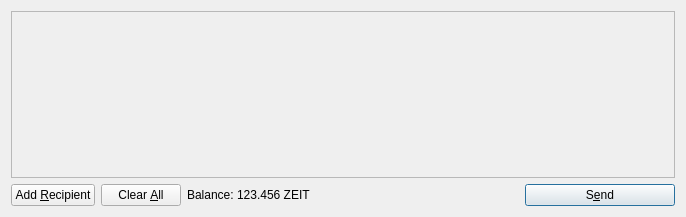
Before: the Qt Designer form src/qt/forms/sendcoinsdialog.ui in zeitcoinmovement/zeitcoin, drawn with Qt 5.
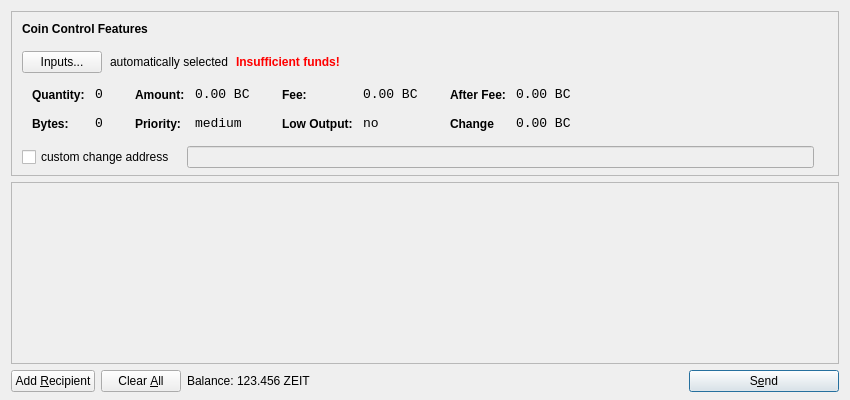
After: the same form once the commit is applied. Icons and pictures are not drawn.

Commit message: CoinControl features added

Diff of the .ui file:
```diff
--- a/src/qt/forms/sendcoinsdialog.ui
+++ b/src/qt/forms/sendcoinsdialog.ui
@@ -6,14 +6,615 @@
    <rect>
     <x>0</x>
     <y>0</y>
-    <width>686</width>
-    <height>217</height>
+    <width>850</width>
+    <height>400</height>
    </rect>
   </property>
   <property name="windowTitle">
    <string>Send Coins</string>
   </property>
-  <layout class="QVBoxLayout" name="verticalLayout">
+   <layout class="QVBoxLayout" name="verticalLayout" stretch="0,1,0">
+   <property name="bottomMargin">
+    <number>8</number>
+   </property>
+   <item>
+    <widget class="QFrame" name="frameCoinControl">
+     <property name="sizePolicy">
+      <sizepolicy hsizetype="Expanding" vsizetype="Expanding">
+       <horstretch>0</horstretch>
+       <verstretch>0</verstretch>
+      </sizepolicy>
+     </property>
+     <property name="maximumSize">
+      <size>
+       <width>16777215</width>
+       <height>16777215</height>
+      </size>
+     </property>
+     <property name="frameShape">
+      <enum>QFrame::StyledPanel</enum>
+     </property>
+     <property name="frameShadow">
+      <enum>QFrame::Sunken</enum>
+     </property>
+     <layout class="QVBoxLayout" name="verticalLayoutCoinControl2">
+      <property name="spacing">
+       <number>-1</number>
+      </property>
+      <property name="leftMargin">
+       <number>0</number>
+      </property>
+      <property name="topMargin">
+       <number>0</number>
+      </property>
+      <property name="rightMargin">
+       <number>0</number>
+      </property>
+      <property name="bottomMargin">
+       <number>6</number>
+      </property>
+      <item>
+       <layout class="QVBoxLayout" name="verticalLayoutCoinControl" stretch="0,0,0,0,1">
+        <property name="spacing">
+         <number>0</number>
+        </property>
+        <property name="leftMargin">
+         <number>10</number>
+        </property>
+        <property name="topMargin">
+         <number>10</number>
+        </property>
+        <item>
+         <layout class="QHBoxLayout" name="horizontalLayoutCoinControl1">
+          <property name="bottomMargin">
+           <number>15</number>
+          </property>
+          <item>
+           <widget class="QLabel" name="labelCoinControlFeatures">
+            <property name="sizePolicy">
+             <sizepolicy hsizetype="Preferred" vsizetype="Maximum">
+              <horstretch>0</horstretch>
+              <verstretch>0</verstretch>
+             </sizepolicy>
+            </property>
+            <property name="font">
+             <font>
+              <weight>75</weight>
+              <bold>true</bold>
+             </font>
+            </property>
+            <property name="styleSheet">
+             <string notr="true">font-weight:bold;</string>
+            </property>
+            <property name="text">
+             <string>Coin Control Features</string>
+            </property>
+           </widget>
+          </item>
+         </layout>
+        </item>
+        <item>
+         <layout class="QHBoxLayout" name="horizontalLayoutCoinControl2" stretch="0,0,0,0">
+          <property name="spacing">
+           <number>8</number>
+          </property>
+          <property name="bottomMargin">
+           <number>10</number>
+          </property>
+          <item>
+           <widget class="QPushButton" name="pushButtonCoinControl">
+            <property name="styleSheet">
+             <string notr="true"/>
+            </property>
+            <property name="text">
+             <string>Inputs...</string>
+            </property>
+           </widget>
+          </item>
+          <item>
+           <widget class="QLabel" name="labelCoinControlAutomaticallySelected">
+            <property name="text">
+             <string>automatically selected</string>
+            </property>
+            <property name="margin">
+             <number>5</number>
+            </property>
+           </widget>
+          </item>
+          <item>
+           <widget class="QLabel" name="labelCoinControlInsuffFunds">
+            <property name="font">
+             <font>
+              <weight>75</weight>
+              <bold>true</bold>
+             </font>
+            </property>
+            <property name="styleSheet">
+             <string notr="true">color:red;font-weight:bold;</string>
+            </property>
+            <property name="text">
+             <string>Insufficient funds!</string>
+            </property>
+            <property name="margin">
+             <number>5</number>
+            </property>
+           </widget>
+          </item>
+          <item>
+           <spacer name="horizontalSpacerCoinControl">
+            <property name="orientation">
+             <enum>Qt::Horizontal</enum>
+            </property>
+            <property name="sizeHint" stdset="0">
+             <size>
+              <width>40</width>
+              <height>1</height>
+             </size>
+            </property>
+           </spacer>
+          </item>
+         </layout>
+        </item>
+        <item>
+         <widget class="QWidget" name="widgetCoinControl" native="true">
+          <property name="sizePolicy">
+           <sizepolicy hsizetype="Preferred" vsizetype="Preferred">
+            <horstretch>0</horstretch>
+            <verstretch>0</verstretch>
+           </sizepolicy>
+          </property>
+          <property name="minimumSize">
+           <size>
+            <width>0</width>
+            <height>0</height>
+           </size>
+          </property>
+          <property name="styleSheet">
+           <string notr="true"/>
+          </property>
+          <layout class="QHBoxLayout" name="horizontalLayoutCoinControl5">
+           <property name="margin">
+            <number>0</number>
+           </property>
+           <item>
+            <layout class="QHBoxLayout" name="horizontalLayoutCoinControl3" stretch="0,0,0,1">
+             <property name="spacing">
+              <number>20</number>
+             </property>
+             <property name="topMargin">
+              <number>0</number>
+             </property>
+             <property name="bottomMargin">
+              <number>10</number>
+             </property>
+             <item>
+              <layout class="QFormLayout" name="formLayoutCoinControl1">
+               <property name="horizontalSpacing">
+                <number>10</number>
+               </property>
+               <property name="verticalSpacing">
+                <number>14</number>
+               </property>
+               <property name="leftMargin">
+                <number>10</number>
+               </property>
+               <property name="topMargin">
+                <number>4</number>
+               </property>
+               <property name="rightMargin">
+                <number>6</number>
+               </property>
+               <item row="0" column="0">
+                <widget class="QLabel" name="labelCoinControlQuantityText">
+                 <property name="styleSheet">
+                  <string notr="true">font-weight:bold;</string>
+                 </property>
+                 <property name="text">
+                  <string>Quantity:</string>
+                 </property>
+                 <property name="margin">
+                  <number>0</number>
+                 </property>
+                </widget>
+               </item>
+               <item row="0" column="1">
+                <widget class="QLabel" name="labelCoinControlQuantity">
+                 <property name="font">
+                  <font>
+                   <family>Monospace</family>
+                   <pointsize>10</pointsize>
+                  </font>
+                 </property>
+                 <property name="cursor">
+                  <cursorShape>IBeamCursor</cursorShape>
+                 </property>
+                 <property name="contextMenuPolicy">
+                  <enum>Qt::ActionsContextMenu</enum>
+                 </property>
+                 <property name="text">
+                  <string>0</string>
+                 </property>
+                 <property name="margin">
+                  <number>0</number>
+                 </property>
+                 <property name="textInteractionFlags">
+                  <set>Qt::LinksAccessibleByMouse|Qt::TextSelectableByKeyboard|Qt::TextSelectableByMouse</set>
+                 </property>
+                </widget>
+               </item>
+               <item row="1" column="0">
+                <widget class="QLabel" name="labelCoinControlBytesText">
+                 <property name="styleSheet">
+                  <string notr="true">font-weight:bold;</string>
+                 </property>
+                 <property name="text">
+                  <string>Bytes:</string>
+                 </property>
+                </widget>
+               </item>
+               <item row="1" column="1">
+                <widget class="QLabel" name="labelCoinControlBytes">
+                 <property name="font">
+                  <font>
+                   <family>Monospace</family>
+                   <pointsize>10</pointsize>
+                  </font>
+                 </property>
+                 <property name="cursor">
+                  <cursorShape>IBeamCursor</cursorShape>
+                 </property>
+                 <property name="contextMenuPolicy">
+                  <enum>Qt::ActionsContextMenu</enum>
+                 </property>
+                 <property name="text">
+                  <string>0</string>
+                 </property>
+                 <property name="textInteractionFlags">
+                  <set>Qt::LinksAccessibleByMouse|Qt::TextSelectableByKeyboard|Qt::TextSelectableByMouse</set>
+                 </property>
+                </widget>
+               </item>
+              </layout>
+             </item>
+             <item>
+              <layout class="QFormLayout" name="formLayoutCoinControl2">
+               <property name="horizontalSpacing">
+                <number>10</number>
+               </property>
+               <property name="verticalSpacing">
+                <number>14</number>
+               </property>
+               <property name="leftMargin">
+                <number>6</number>
+               </property>
+               <property name="topMargin">
+                <number>4</number>
+               </property>
+               <property name="rightMargin">
+                <number>6</number>
+               </property>
+               <item row="0" column="0">
+                <widget class="QLabel" name="labelCoinControlAmountText">
+                 <property name="styleSheet">
+                  <string notr="true">font-weight:bold;</string>
+                 </property>
+                 <property name="text">
+                  <string>Amount:</string>
+                 </property>
+                 <property name="margin">
+                  <number>0</number>
+                 </property>
+                </widget>
+               </item>
+               <item row="0" column="1">
+                <widget class="QLabel" name="labelCoinControlAmount">
+                 <property name="font">
+                  <font>
+                   <family>Monospace</family>
+                   <pointsize>10</pointsize>
+                  </font>
+                 </property>
+                 <property name="cursor">
+                  <cursorShape>IBeamCursor</cursorShape>
+                 </property>
+                 <property name="contextMenuPolicy">
+                  <enum>Qt::ActionsContextMenu</enum>
+                 </property>
+                 <property name="text">
+                  <string>0.00 BC</string>
+                 </property>
+                 <property name="textInteractionFlags">
+                  <set>Qt::LinksAccessibleByMouse|Qt::TextSelectableByKeyboard|Qt::TextSelectableByMouse</set>
+                 </property>
+                </widget>
+               </item>
+               <item row="1" column="0">
+                <widget class="QLabel" name="labelCoinControlPriorityText">
+                 <property name="styleSheet">
+                  <string notr="true">font-weight:bold;</string>
+                 </property>
+                 <property name="text">
+                  <string>Priority:</string>
+                 </property>
+                </widget>
+               </item>
+               <item row="1" column="1">
+                <widget class="QLabel" name="labelCoinControlPriority">
+                 <property name="font">
+                  <font>
+                   <family>Monospace</family>
+                   <pointsize>10</pointsize>
+                  </font>
+                 </property>
+                 <property name="cursor">
+                  <cursorShape>IBeamCursor</cursorShape>
+                 </property>
+                 <property name="contextMenuPolicy">
+                  <enum>Qt::ActionsContextMenu</enum>
+                 </property>
+                 <property name="text">
+                  <string>medium</string>
+                 </property>
+                 <property name="textInteractionFlags">
+                  <set>Qt::LinksAccessibleByMouse|Qt::TextSelectableByKeyboard|Qt::TextSelectableByMouse</set>
+                 </property>
+                </widget>
+               </item>
+              </layout>
+             </item>
+             <item>
+              <layout class="QFormLayout" name="formLayoutCoinControl3">
+               <property name="horizontalSpacing">
+                <number>10</number>
+               </property>
+               <property name="verticalSpacing">
+                <number>14</number>
+               </property>
+               <property name="leftMargin">
+                <number>6</number>
+               </property>
+               <property name="topMargin">
+                <number>4</number>
+               </property>
+               <property name="rightMargin">
+                <number>6</number>
+               </property>
+               <item row="0" column="0">
+                <widget class="QLabel" name="labelCoinControlFeeText">
+                 <property name="styleSheet">
+                  <string notr="true">font-weight:bold;</string>
+                 </property>
+                 <property name="text">
+                  <string>Fee:</string>
+                 </property>
+                 <property name="margin">
+                  <number>0</number>
+                 </property>
+                </widget>
+               </item>
+               <item row="0" column="1">
+                <widget class="QLabel" name="labelCoinControlFee">
+                 <property name="font">
+                  <font>
+                   <family>Monospace</family>
+                   <pointsize>10</pointsize>
+                  </font>
+                 </property>
+                 <property name="cursor">
+                  <cursorShape>IBeamCursor</cursorShape>
+                 </property>
+                 <property name="contextMenuPolicy">
+                  <enum>Qt::ActionsContextMenu</enum>
+                 </property>
+                 <property name="text">
+                  <string>0.00 BC</string>
+                 </property>
+                 <property name="textInteractionFlags">
+                  <set>Qt::LinksAccessibleByMouse|Qt::TextSelectableByKeyboard|Qt::TextSelectableByMouse</set>
+                 </property>
+                </widget>
+               </item>
+               <item row="1" column="0">
+                <widget class="QLabel" name="labelCoinControlLowOutputText">
+                 <property name="styleSheet">
+                  <string notr="true">font-weight:bold;</string>
+                 </property>
+                 <property name="text">
+                  <string>Low Output:</string>
+                 </property>
+                </widget>
+               </item>
+               <item row="1" column="1">
+                <widget class="QLabel" name="labelCoinControlLowOutput">
+                 <property name="font">
+                  <font>
+                   <family>Monospace</family>
+                   <pointsize>10</pointsize>
+                  </font>
+                 </property>
+                 <property name="cursor">
+                  <cursorShape>IBeamCursor</cursorShape>
+                 </property>
+                 <property name="contextMenuPolicy">
+                  <enum>Qt::ActionsContextMenu</enum>
+                 </property>
+                 <property name="text">
+                  <string>no</string>
+                 </property>
+                 <property name="textInteractionFlags">
+                  <set>Qt::LinksAccessibleByMouse|Qt::TextSelectableByKeyboard|Qt::TextSelectableByMouse</set>
+                 </property>
+                </widget>
+               </item>
+              </layout>
+             </item>
+             <item>
+              <layout class="QFormLayout" name="formLayoutCoinControl4">
+               <property name="horizontalSpacing">
+                <number>10</number>
+               </property>
+               <property name="verticalSpacing">
+                <number>14</number>
+               </property>
+               <property name="leftMargin">
+                <number>6</number>
+               </property>
+               <property name="topMargin">
+                <number>4</number>
+               </property>
+               <property name="rightMargin">
+                <number>6</number>
+               </property>
+               <item row="0" column="0">
+                <widget class="QLabel" name="labelCoinControlAfterFeeText">
+                 <property name="styleSheet">
+                  <string notr="true">font-weight:bold;</string>
+                 </property>
+                 <property name="text">
+                  <string>After Fee:</string>
+                 </property>
+                 <property name="margin">
+                  <number>0</number>
+                 </property>
+                </widget>
+               </item>
+               <item row="0" column="1">
+                <widget class="QLabel" name="labelCoinControlAfterFee">
+                 <property name="font">
+                  <font>
+                   <family>Monospace</family>
+                   <pointsize>10</pointsize>
+                  </font>
+                 </property>
+                 <property name="cursor">
+                  <cursorShape>IBeamCursor</cursorShape>
+                 </property>
+                 <property name="contextMenuPolicy">
+                  <enum>Qt::ActionsContextMenu</enum>
+                 </property>
+                 <property name="text">
+                  <string>0.00 BC</string>
+                 </property>
+                 <property name="textInteractionFlags">
+                  <set>Qt::LinksAccessibleByMouse|Qt::TextSelectableByKeyboard|Qt::TextSelectableByMouse</set>
+                 </property>
+                </widget>
+               </item>
+               <item row="1" column="0">
+                <widget class="QLabel" name="labelCoinControlChangeText">
+                 <property name="styleSheet">
+                  <string notr="true">font-weight:bold;</string>
+                 </property>
+                 <property name="text">
+                  <string>Change</string>
+                 </property>
+                </widget>
+               </item>
+               <item row="1" column="1">
+                <widget class="QLabel" name="labelCoinControlChange">
+                 <property name="font">
+                  <font>
+                   <family>Monospace</family>
+                   <pointsize>10</pointsize>
+                  </font>
+                 </property>
+                 <property name="cursor">
+                  <cursorShape>IBeamCursor</cursorShape>
+                 </property>
+                 <property name="contextMenuPolicy">
+                  <enum>Qt::ActionsContextMenu</enum>
+                 </property>
+                 <property name="text">
+                  <string>0.00 BC</string>
+                 </property>
+                 <property name="textInteractionFlags">
+                  <set>Qt::LinksAccessibleByMouse|Qt::TextSelectableByKeyboard|Qt::TextSelectableByMouse</set>
+                 </property>
+                </widget>
+               </item>
+              </layout>
+             </item>
+            </layout>
+           </item>
+          </layout>
+         </widget>
+        </item>
+        <item>
+         <layout class="QHBoxLayout" name="horizontalLayoutCoinControl4" stretch="0,0,0">
+          <property name="spacing">
+           <number>12</number>
+          </property>
+          <property name="sizeConstraint">
+           <enum>QLayout::SetDefaultConstraint</enum>
+          </property>
+          <property name="topMargin">
+           <number>5</number>
+          </property>
+          <property name="rightMargin">
+           <number>5</number>
+          </property>
+          <item>
+           <widget class="QCheckBox" name="checkBoxCoinControlChange">
+            <property name="text">
+             <string>custom change address</string>
+            </property>
+           </widget>
+          </item>
+          <item>
+           <widget class="QLineEdit" name="lineEditCoinControlChange">
+            <property name="enabled">
+             <bool>false</bool>
+            </property>
+            <property name="sizePolicy">
+             <sizepolicy hsizetype="Expanding" vsizetype="Fixed">
+              <horstretch>0</horstretch>
+              <verstretch>0</verstretch>
+             </sizepolicy>
+            </property>
+           </widget>
+          </item>
+          <item>
+           <widget class="QLabel" name="labelCoinControlChangeLabel">
+            <property name="sizePolicy">
+             <sizepolicy hsizetype="Preferred" vsizetype="Expanding">
+              <horstretch>0</horstretch>
+              <verstretch>0</verstretch>
+             </sizepolicy>
+            </property>
+            <property name="minimumSize">
+             <size>
+              <width>0</width>
+              <height>0</height>
+             </size>
+            </property>
+            <property name="text">
+             <string/>
+            </property>
+            <property name="margin">
+             <number>3</number>
+            </property>
+           </widget>
+          </item>
+         </layout>
+        </item>
+        <item>
+         <spacer name="verticalSpacerCoinControl">
+          <property name="orientation">
+           <enum>Qt::Vertical</enum>
+          </property>
+          <property name="sizeHint" stdset="0">
+           <size>
+            <width>800</width>
+            <height>1</height>
+           </size>
+          </property>
+         </spacer>
+        </item>
+       </layout>
+      </item>
+     </layout>
+    </widget>
+   </item>
    <item>
     <widget class="QScrollArea" name="scrollArea">
      <property name="widgetResizable">
@@ -24,7 +625,7 @@
        <rect>
         <x>0</x>
         <y>0</y>
-        <width>666</width>
+        <width>830</width>
         <height>165</height>
        </rect>
       </property>
@@ -108,6 +709,12 @@
        </property>
        <item>
         <widget class="QLabel" name="label">
+         <property name="sizePolicy">
+          <sizepolicy hsizetype="Preferred" vsizetype="Fixed">
+           <horstretch>0</horstretch>
+           <verstretch>0</verstretch>
+          </sizepolicy>
+         </property>		
          <property name="text">
           <string>Balance:</string>
          </property>
@@ -115,6 +722,12 @@
        </item>
        <item>
         <widget class="QLabel" name="labelBalance">
+         <property name="sizePolicy">
+          <sizepolicy hsizetype="Preferred" vsizetype="Fixed">
+           <horstretch>0</horstretch>
+           <verstretch>0</verstretch>
+          </sizepolicy>
+         </property>		
          <property name="cursor">
           <cursorShape>IBeamCursor</cursorShape>
          </property>
```
The commit also changes 22 other files.
